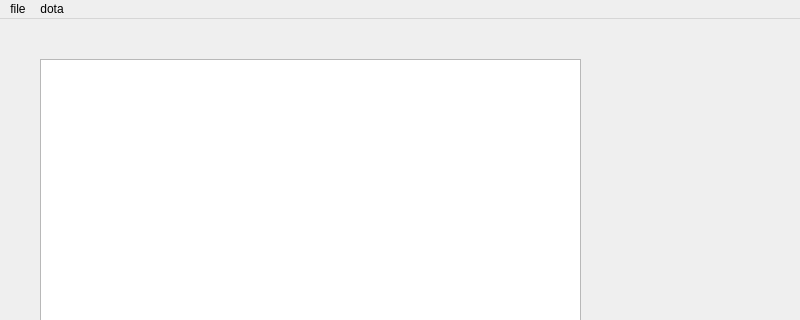
This is mainwindow.ui in Galllen/XML-Text-Editor-Buffy as Qt 5 draws it before an edit; both pictures show x 0 to 800 and y 0 to 320 of the 800 by 600 pixel window. The edited form follows.
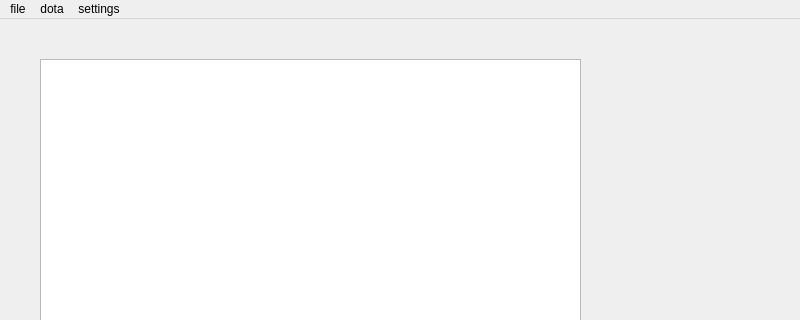
This is the edited form. Icons and pictures are not drawn.

Diff of the .ui file:
```diff
--- a/mainwindow.ui
+++ b/mainwindow.ui
@@ -52,8 +52,15 @@
     </property>
     <addaction name="actionopendota"/>
    </widget>
+   <widget class="QMenu" name="menuthem">
+    <property name="title">
+     <string>settings</string>
+    </property>
+    <addaction name="actionthem"/>
+   </widget>
    <addaction name="menufile"/>
    <addaction name="menudota"/>
+   <addaction name="menuthem"/>
   </widget>
   <widget class="QStatusBar" name="statusbar"/>
   <action name="actionOpen">
```
Left out of the diff: 5 changed lines with no effect on the pictures.
